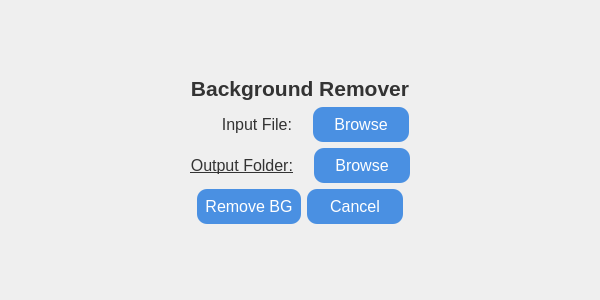
The window that gui.ui (oussema43/GhostFrame) describes before a commit, drawn with Qt 5.
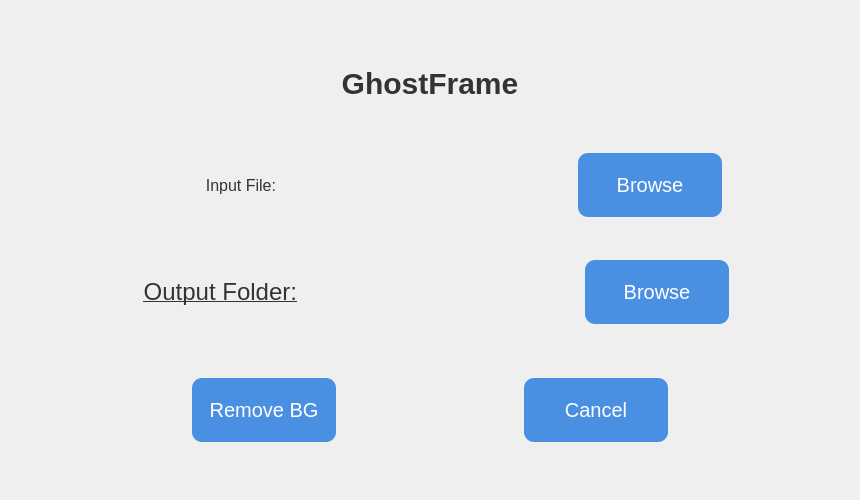
The same window after the commit.

```diff
--- a/gui.ui
+++ b/gui.ui
@@ -6,14 +6,14 @@
    <rect>
     <x>0</x>
     <y>0</y>
-    <width>600</width>
-    <height>300</height>
+    <width>860</width>
+    <height>500</height>
    </rect>
   </property>
   <property name="minimumSize">
    <size>
-    <width>500</width>
-    <height>250</height>
+    <width>600</width>
+    <height>450</height>
    </size>
   </property>
   <property name="windowTitle">
@@ -25,15 +25,17 @@
           background: qlineargradient(spread:pad, x1:0, y1:0, x2:1, y2:1,
                       stop:0 #f0f0f0, stop:1 #d6e4f0);
           font-family: "Segoe UI";
-          font-size: 12pt;
+          font-size: 20px;
         }
 
         QPushButton {
           background-color: #4a90e2;
           color: white;
           border-radius: 10px;
-          padding: 8px;
-          min-width: 80px;
+          padding: 12px;
+          min-width: 120px;
+          min-height: 40px;
+          font-size: 20px;
         }
 
         QPushButton:hover {
@@ -43,10 +45,12 @@
         QLabel {
           background-color: transparent;
           color: #333;
+          padding: 8px;
+          font-size: 16px;
         }
       </string>
   </property>
-  <layout class="QVBoxLayout" name="verticalLayout" spacing="10">
+  <layout class="QVBoxLayout" name="verticalLayout">
    <item>
     <spacer name="verticalSpacer_top">
      <property name="orientation">
@@ -55,23 +59,39 @@
      <property name="sizeHint" stdset="0">
       <size>
        <width>20</width>
-       <height>20</height>
+       <height>60</height>
       </size>
      </property>
     </spacer>
    </item>
    <item>
     <widget class="QLabel" name="label">
+     <property name="text">
+      <string>&lt;html&gt;&lt;head/&gt;&lt;body&gt;&lt;p&gt;&lt;span style=&quot; font-size:30px; font-weight:600;&quot;&gt;GhostFrame&lt;/span&gt;&lt;/p&gt;&lt;/body&gt;&lt;/html&gt;</string>
+     </property>
      <property name="alignment">
       <set>Qt::AlignCenter</set>
      </property>
-     <property name="text">
-      <string>&lt;html&gt;&lt;head/&gt;&lt;body&gt;&lt;p&gt;&lt;span style=&quot; font-size:16pt; font-weight:600;&quot;&gt;Background Remover&lt;/span&gt;&lt;/p&gt;&lt;/body&gt;&lt;/html&gt;</string>
+     <property name="margin">
+      <number>10</number>
      </property>
     </widget>
    </item>
    <item>
-    <layout class="QHBoxLayout" name="horizontalLayout" spacing="10">
+    <spacer name="verticalSpacer_afterTitle">
+     <property name="orientation">
+      <enum>Qt::Vertical</enum>
+     </property>
+     <property name="sizeHint" stdset="0">
+      <size>
+       <width>20</width>
+       <height>50</height>
+      </size>
+     </property>
+    </spacer>
+   </item>
+   <item>
+    <layout class="QHBoxLayout" name="horizontalLayout">
      <item>
       <spacer name="horizontalSpacer_left1">
        <property name="orientation">
@@ -79,7 +99,7 @@
        </property>
        <property name="sizeHint" stdset="0">
         <size>
-         <width>40</width>
+         <width>60</width>
          <height>20</height>
         </size>
        </property>
@@ -89,23 +109,36 @@
       <widget class="QLabel" name="label_2">
        <property name="minimumSize">
         <size>
-         <width>100</width>
+         <width>150</width>
          <height>0</height>
         </size>
        </property>
+       <property name="text">
+        <string>&lt;html&gt;&lt;head/&gt;&lt;body&gt;&lt;p&gt;&lt;span style=&quot; font-size:18pt; text-decoration: underline;&quot;&gt;Input File:&lt;/span&gt;&lt;/p&gt;&lt;/body&gt;&lt;/html&gt;</string>
+       </property>
        <property name="alignment">
         <set>Qt::AlignRight|Qt::AlignTrailing|Qt::AlignVCenter</set>
        </property>
-       <property name="text">
-        <string>&lt;html&gt;&lt;head/&gt;&lt;body&gt;&lt;p&gt;&lt;span style=&quot; text-decoration: underline;&quot;&gt;Input File:&lt;/span&gt;&lt;/p&gt;&lt;/body&gt;&lt;/html&gt;</string>
+       <property name="margin">
+        <number>16</number>
        </property>
       </widget>
      </item>
      <item>
-      <widget class="QLabel" name="Inpu">
-       <property name="styleSheet">
-        <string notr="true">font-size:12pt; text-decoration: none;</string>
+      <spacer name="horizontalSpacer_labelInput">
+       <property name="orientation">
+        <enum>Qt::Horizontal</enum>
        </property>
+       <property name="sizeHint" stdset="0">
+        <size>
+         <width>25</width>
+         <height>20</height>
+        </size>
+       </property>
+      </spacer>
+     </item>
+     <item>
+      <widget class="QLabel" name="Input">
        <property name="text">
         <string/>
        </property>
@@ -117,8 +150,27 @@
        </property>
       </widget>
      </item>
+     <item>
+      <spacer name="horizontalSpacer_beforeButton">
+       <property name="orientation">
+        <enum>Qt::Horizontal</enum>
+       </property>
+       <property name="sizeHint" stdset="0">
+        <size>
+         <width>25</width>
+         <height>20</height>
+        </size>
+       </property>
+      </spacer>
+     </item>
      <item>
       <widget class="QPushButton" name="Btinput">
+       <property name="minimumSize">
+        <size>
+         <width>144</width>
+         <height>64</height>
+        </size>
+       </property>
        <property name="text">
         <string>Browse</string>
        </property>
@@ -131,7 +183,7 @@
        </property>
        <property name="sizeHint" stdset="0">
         <size>
-         <width>40</width>
+         <width>60</width>
          <height>20</height>
         </size>
        </property>
@@ -140,7 +192,20 @@
     </layout>
    </item>
    <item>
-    <layout class="QHBoxLayout" name="horizontalLayout_2" spacing="10">
+    <spacer name="verticalSpacer_betweenInputOutput">
+     <property name="orientation">
+      <enum>Qt::Vertical</enum>
+     </property>
+     <property name="sizeHint" stdset="0">
+      <size>
+       <width>20</width>
+       <height>50</height>
+      </size>
+     </property>
+    </spacer>
+   </item>
+   <item>
+    <layout class="QHBoxLayout" name="horizontalLayout_2">
      <item>
       <spacer name="horizontalSpacer_left2">
        <property name="orientation">
@@ -148,7 +213,7 @@
        </property>
        <property name="sizeHint" stdset="0">
         <size>
-         <width>40</width>
+         <width>60</width>
          <height>20</height>
         </size>
        </property>
@@ -158,36 +223,71 @@
       <widget class="QLabel" name="label_3">
        <property name="minimumSize">
         <size>
-         <width>100</width>
+         <width>150</width>
          <height>0</height>
         </size>
        </property>
+       <property name="text">
+        <string>&lt;html&gt;&lt;head/&gt;&lt;body&gt;&lt;p&gt;&lt;span style=&quot; font-size:18pt; text-decoration: underline;&quot;&gt;Output Folder:&lt;/span&gt;&lt;/p&gt;&lt;/body&gt;&lt;/html&gt;</string>
+       </property>
        <property name="alignment">
         <set>Qt::AlignRight|Qt::AlignTrailing|Qt::AlignVCenter</set>
        </property>
-       <property name="text">
-        <string>&lt;html&gt;&lt;head/&gt;&lt;body&gt;&lt;p&gt;&lt;span style=&quot; text-decoration: underline;&quot;&gt;Output Folder:&lt;/span&gt;&lt;/p&gt;&lt;/body&gt;&lt;/html&gt;</string>
+       <property name="margin">
+        <number>16</number>
        </property>
       </widget>
      </item>
+     <item>
+      <spacer name="horizontalSpacer_labelOutput">
+       <property name="orientation">
+        <enum>Qt::Horizontal</enum>
+       </property>
+       <property name="sizeHint" stdset="0">
+        <size>
+         <width>25</width>
+         <height>20</height>
+        </size>
+       </property>
+      </spacer>
+     </item>
      <item>
       <widget class="QLabel" name="Output">
-       <property name="styleSheet">
-        <string notr="true">font-size:12pt; text-decoration: none;</string>
-       </property>
        <property name="text">
         <string/>
        </property>
        <property name="alignment">
-        <set>Qt::AlignLeft|Qt::AlignVCenter</set>
+        <set>Qt::AlignLeading|Qt::AlignLeft|Qt::AlignVCenter</set>
        </property>
        <property name="wordWrap">
         <bool>true</bool>
        </property>
+       <property name="margin">
+        <number>8</number>
+       </property>
       </widget>
      </item>
+     <item>
+      <spacer name="horizontalSpacer_beforeButton2">
+       <property name="orientation">
+        <enum>Qt::Horizontal</enum>
+       </property>
+       <property name="sizeHint" stdset="0">
+        <size>
+         <width>25</width>
+         <height>20</height>
+        </size>
+       </property>
+      </spacer>
+     </item>
      <item>
       <widget class="QPushButton" name="Btoutput">
+       <property name="minimumSize">
+        <size>
+         <width>144</width>
+         <height>64</height>
+        </size>
+       </property>
        <property name="text">
         <string>Browse</string>
        </property>
@@ -200,7 +300,7 @@
        </property>
        <property name="sizeHint" stdset="0">
         <size>
-         <width>40</width>
+         <width>60</width>
          <height>20</height>
         </size>
        </property>
@@ -209,7 +309,20 @@
     </layout>
    </item>
    <item>
-    <layout class="QHBoxLayout" name="horizontalLayout_3" spacing="20">
+    <spacer name="verticalSpacer_beforeButtons">
+     <property name="orientation">
+      <enum>Qt::Vertical</enum>
+     </property>
+     <property name="sizeHint" stdset="0">
+      <size>
+       <width>20</width>
+       <height>60</height>
+      </size>
+     </property>
+    </spacer>
+   </item>
+   <item>
+    <layout class="QHBoxLayout" name="horizontalLayout_3">
      <item>
       <spacer name="horizontalSpacer_left3">
        <property name="orientation">
@@ -217,21 +330,46 @@
        </property>
        <property name="sizeHint" stdset="0">
         <size>
-         <width>40</width>
+         <width>60</width>
          <height>20</height>
         </size>
        </property>
       </spacer>
      </item>
      <item>
-      <widget class="QPushButton" name="mgrl">
+      <widget class="QPushButton" name="BtRemoveBG">
+       <property name="minimumSize">
+        <size>
+         <width>144</width>
+         <height>64</height>
+        </size>
+       </property>
        <property name="text">
         <string>Remove BG</string>
        </property>
       </widget>
      </item>
      <item>
-      <widget class="QPushButton" name="Annuler">
+      <spacer name="horizontalSpacer_betweenButtons">
+       <property name="orientation">
+        <enum>Qt::Horizontal</enum>
+       </property>
+       <property name="sizeHint" stdset="0">
+        <size>
+         <width>40</width>
+         <height>20</height>
+        </size>
+       </property>
+      </spacer>
+     </item>
+     <item>
+      <widget class="QPushButton" name="BtCancel">
+       <property name="minimumSize">
+        <size>
+         <width>144</width>
+         <height>64</height>
+        </size>
+       </property>
        <property name="text">
         <string>Cancel</string>
        </property>
@@ -244,7 +382,7 @@
        </property>
        <property name="sizeHint" stdset="0">
         <size>
-         <width>40</width>
+         <width>60</width>
          <height>20</height>
         </size>
        </property>
@@ -260,7 +398,7 @@
      <property name="sizeHint" stdset="0">
       <size>
        <width>20</width>
-       <height>40</height>
+       <height>60</height>
       </size>
      </property>
     </spacer>
```
Left out of the diff: 33 changed lines with no effect on the pictures.
